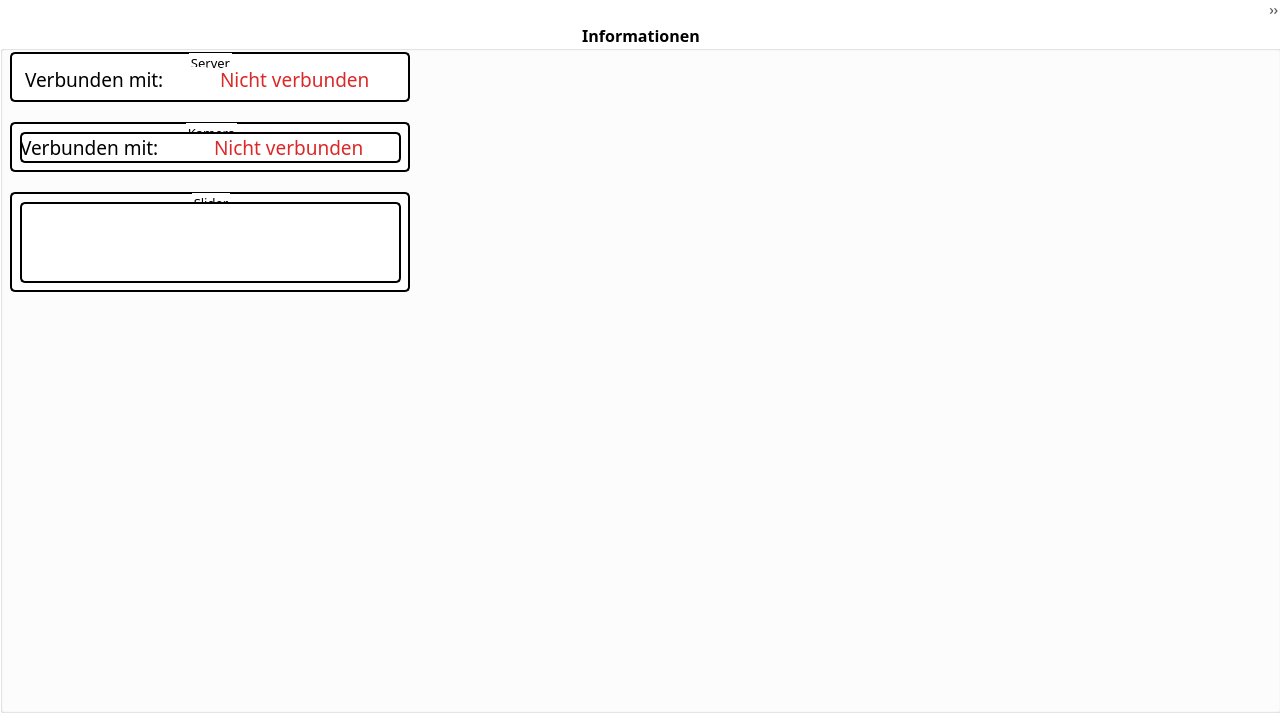
The window that UI/main_window.ui (FilipBruehl/camera_slider) describes before a commit, drawn with Qt 5.
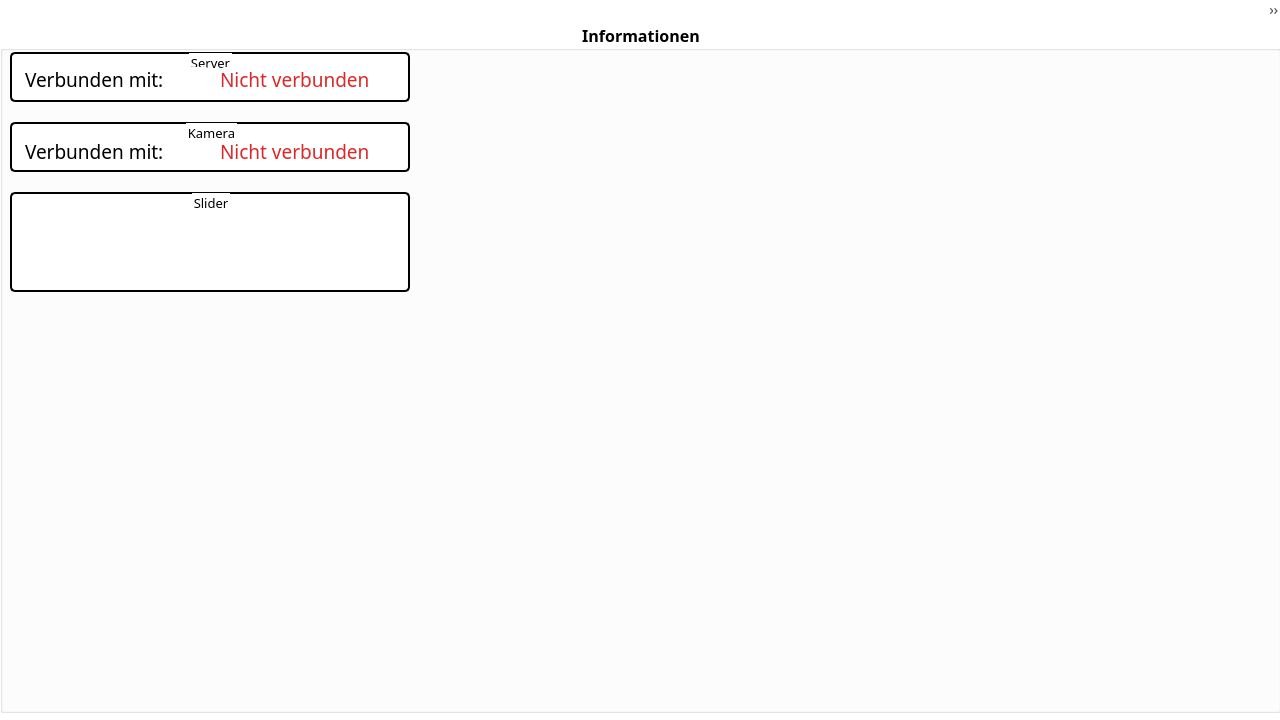
The same window after the commit.

Commit message: updated client and server to connect camera

```diff
--- a/UI/main_window.ui
+++ b/UI/main_window.ui
@@ -218,18 +218,15 @@
           <property name="alignment">
            <set>Qt::AlignCenter</set>
           </property>
-          <widget class="QWidget" name="horizontalLayoutWidget_4">
+          <widget class="QLabel" name="label_info_camera">
            <property name="geometry">
             <rect>
-             <x>10</x>
-             <y>10</y>
-             <width>381</width>
-             <height>31</height>
+             <x>15</x>
+             <y>15</y>
+             <width>187</width>
+             <height>29</height>
             </rect>
            </property>
-           <layout class="QHBoxLayout" name="horizontalLayout_info_kamera">
-            <item>
-             <widget class="QLabel" name="label_2">
               <property name="font">
                <font>
                 <family>Bahnschrift</family>
@@ -244,9 +241,15 @@
                <string>Verbunden mit:</string>
               </property>
              </widget>
-            </item>
-            <item>
-             <widget class="QLabel" name="label">
+          <widget class="QLabel" name="label_info_camera_name">
+           <property name="geometry">
+            <rect>
+             <x>210</x>
+             <y>15</y>
+             <width>186</width>
+             <height>29</height>
+            </rect>
+           </property>
               <property name="font">
                <font>
                 <family>Bahnschrift</family>
@@ -262,9 +265,6 @@
                <string>Nicht verbunden</string>
               </property>
              </widget>
-            </item>
-           </layout>
-          </widget>
          </widget>
          <widget class="QGroupBox" name="groupBox_info_slider">
           <property name="geometry">
@@ -305,17 +305,6 @@
           <property name="alignment">
            <set>Qt::AlignCenter</set>
           </property>
-          <widget class="QWidget" name="horizontalLayoutWidget_3">
-           <property name="geometry">
-            <rect>
-             <x>10</x>
-             <y>10</y>
-             <width>381</width>
-             <height>81</height>
-            </rect>
-           </property>
-           <layout class="QHBoxLayout" name="horizontalLayout_info_slider"/>
-          </widget>
          </widget>
         </widget>
        </item>
```
Left out of the diff: 3 changed lines with no effect on the pictures. Lines whose indentation alone changed are shown as unchanged. The commit also changes 14 other files.
